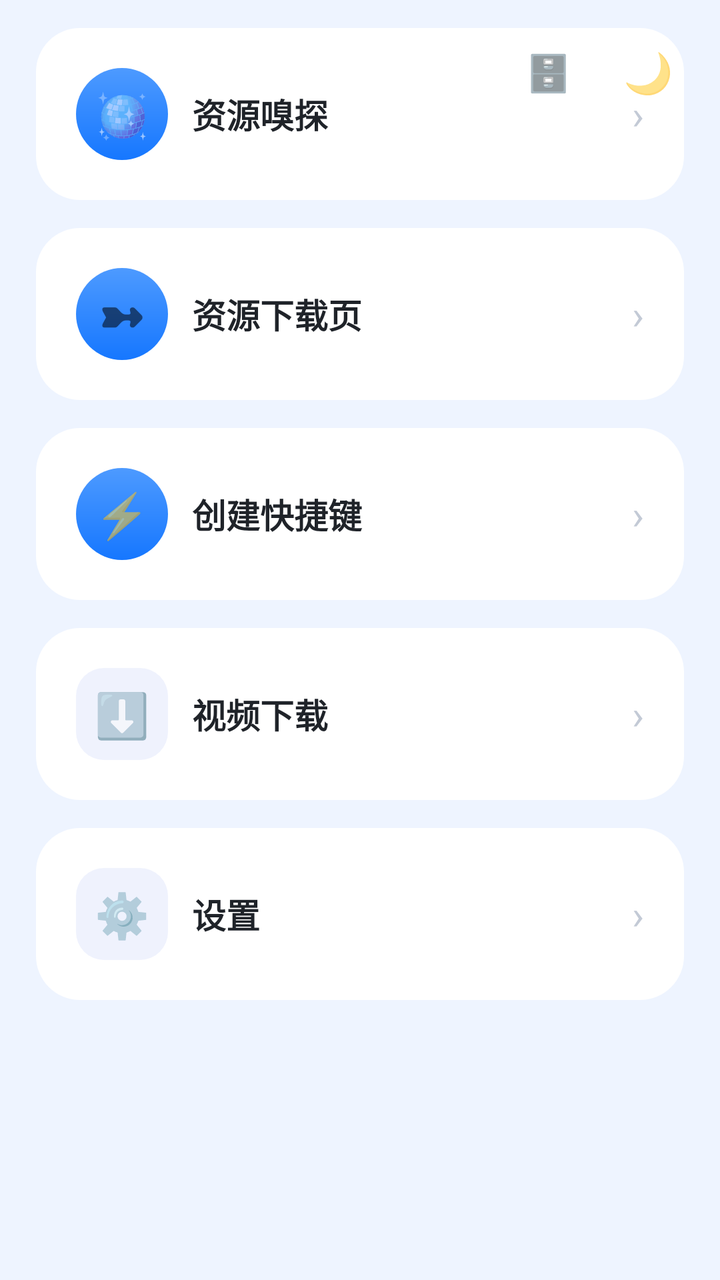
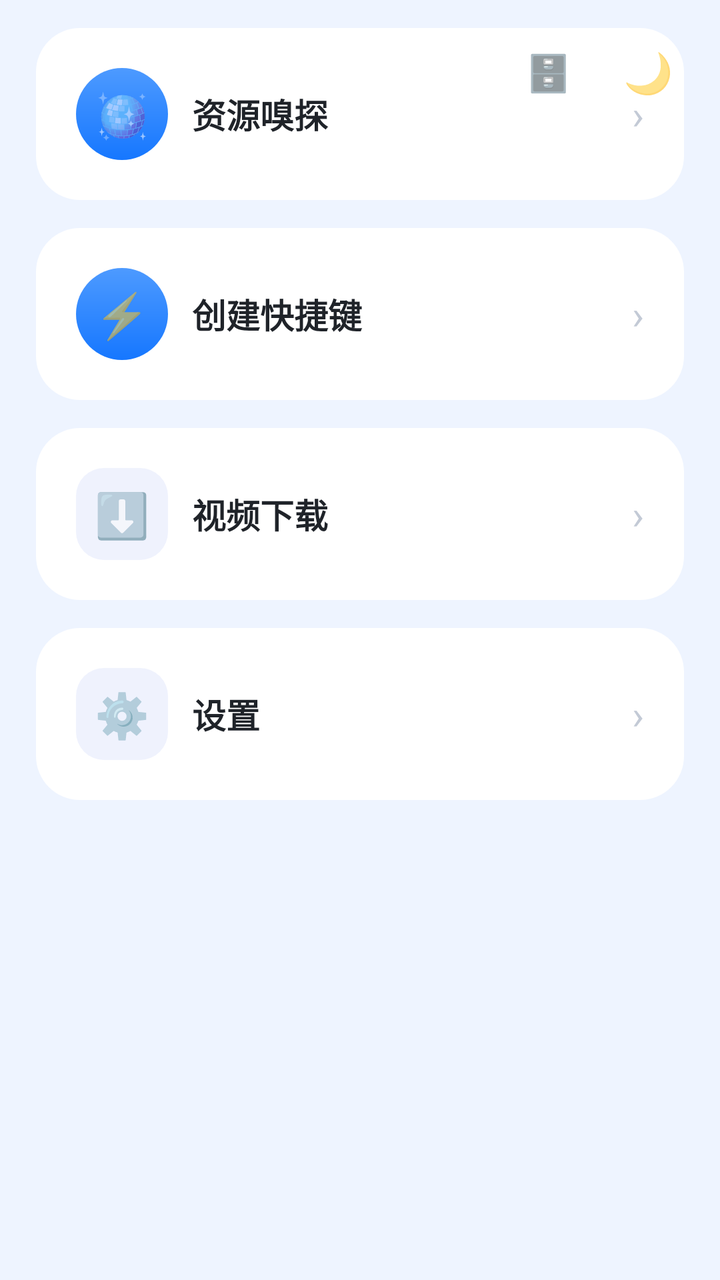

Screens rendered from an Android XML layout before and after an edit, with the pre-edit source and the edit as a unified diff.
<!-- AndroidManifest.xml: application theme AppTheme -->
<!-- res/layout/activity_toolbox.xml -->
<?xml version="1.0" encoding="utf-8"?>
<FrameLayout xmlns:android="http://schemas.android.com/apk/res/android"
    android:id="@+id/toolRoot"
    android:layout_width="match_parent" android:layout_height="match_parent">

    <TextView android:id="@+id/lanToggle"
        android:layout_width="44dp" android:layout_height="44dp"
        android:layout_gravity="top|right" android:layout_marginTop="14dp" android:layout_marginRight="64dp"
        android:gravity="center" android:elevation="6dp"
        android:text="🗄️" android:textSize="18sp"/>

    <TextView android:id="@+id/themeToggle"
        android:layout_width="44dp" android:layout_height="44dp"
        android:layout_gravity="top|right" android:layout_margin="14dp"
        android:gravity="center" android:elevation="6dp"
        android:text="🌙" android:textSize="20sp"/>

    <LinearLayout android:id="@+id/toolColumn"
        android:layout_width="match_parent" android:layout_height="match_parent"
        android:orientation="vertical"
        android:background="@color/bg">

        <ScrollView
            android:layout_width="match_parent" android:layout_height="match_parent"
            android:fillViewport="true" android:scrollbars="none">

            <LinearLayout
                android:layout_width="match_parent" android:layout_height="wrap_content"
                android:orientation="vertical"
                android:paddingLeft="18dp" android:paddingRight="18dp"
                android:paddingTop="14dp" android:paddingBottom="18dp">

                <LinearLayout android:tag="card" android:id="@+id/cardPlayer"
                    android:layout_width="match_parent" android:layout_height="wrap_content"
                    android:layout_marginTop="0dp"
                    android:background="@drawable/bg_card" android:orientation="vertical"
                    android:padding="20dp">

                    <LinearLayout
                        android:layout_width="match_parent" android:layout_height="wrap_content"
                        android:orientation="horizontal" android:gravity="center_vertical">
                        <TextView
                            android:layout_width="46dp" android:layout_height="46dp"
                            android:background="@drawable/bg_btn"
                            android:text="🪩" android:textSize="22sp" android:gravity="center"/>
                        <TextView
                            android:layout_width="0dp" android:layout_height="wrap_content"
                            android:layout_weight="1" android:layout_marginLeft="12dp"
                            android:text="资源嗅探" android:textSize="17sp"
                            android:textStyle="bold" android:tag="title" android:textColor="@color/textMain"/>
                        <TextView android:text="›" android:textSize="20sp"
                            android:textColor="#C3CAD6"
                            android:layout_width="wrap_content" android:layout_height="wrap_content"/>
                    </LinearLayout>
                </LinearLayout>

                <LinearLayout android:tag="card" android:id="@+id/cardDownload"
                    android:layout_width="match_parent" android:layout_height="wrap_content"
                    android:layout_marginTop="14dp"
                    android:background="@drawable/bg_card" android:orientation="vertical"
                    android:padding="20dp">
                    <LinearLayout
                        android:layout_width="match_parent" android:layout_height="wrap_content"
                        android:orientation="horizontal" android:gravity="center_vertical">
                        <TextView
                            android:layout_width="46dp" android:layout_height="46dp"
                            android:background="@drawable/bg_btn"
                            android:text="➼" android:textSize="22sp" android:gravity="center"/>
                        <TextView
                            android:layout_width="0dp" android:layout_height="wrap_content"
                            android:layout_weight="1" android:layout_marginLeft="12dp"
                            android:text="资源下载页" android:textSize="17sp"
                            android:textStyle="bold" android:tag="title" android:textColor="@color/textMain"/>
                        <TextView android:text="›" android:textSize="20sp"
                            android:textColor="#C3CAD6"
                            android:layout_width="wrap_content" android:layout_height="wrap_content"/>
                    </LinearLayout>
                </LinearLayout>
                <LinearLayout android:tag="card" android:id="@+id/cardShortcut"
                    android:layout_width="match_parent" android:layout_height="wrap_content"
                    android:layout_marginTop="14dp"
                    android:background="@drawable/bg_card" android:orientation="vertical"
                    android:padding="20dp">
                    <LinearLayout
                        android:layout_width="match_parent" android:layout_height="wrap_content"
                        android:orientation="horizontal" android:gravity="center_vertical">
                        <TextView
                            android:layout_width="46dp" android:layout_height="46dp"
                            android:background="@drawable/bg_btn" android:padding="8dp"
                            android:text="⚡" android:textSize="22sp" android:gravity="center"/>
                        <TextView
                            android:layout_width="0dp" android:layout_height="wrap_content"
                            android:layout_weight="1" android:layout_marginLeft="12dp"
                            android:text="创建快捷键" android:textSize="17sp"
                            android:textStyle="bold" android:tag="title" android:textColor="@color/textMain"/>
                        <TextView android:text="›" android:textSize="20sp"
                            android:textColor="#C3CAD6"
                            android:layout_width="wrap_content" android:layout_height="wrap_content"/>
                    </LinearLayout>
                </LinearLayout>

                <LinearLayout android:tag="card" android:id="@+id/cardVideoDl"
                    android:layout_width="match_parent" android:layout_height="wrap_content"
                    android:layout_marginTop="14dp"
                    android:background="@drawable/bg_card" android:orientation="vertical"
                    android:padding="20dp">
                    <LinearLayout
                        android:layout_width="match_parent" android:layout_height="wrap_content"
                        android:orientation="horizontal" android:gravity="center_vertical">
                        <TextView
                            android:layout_width="46dp" android:layout_height="46dp"
                            android:background="@drawable/bg_btn_blue"
                            android:text="⬇️" android:textSize="22sp" android:gravity="center"/>
                        <TextView
                            android:layout_width="0dp" android:layout_height="wrap_content"
                            android:layout_weight="1" android:layout_marginLeft="12dp"
                            android:text="视频下载" android:textSize="17sp"
                            android:textStyle="bold" android:tag="title" android:textColor="@color/textMain"/>
                        <TextView android:text="›" android:textSize="20sp"
                            android:textColor="#C3CAD6"
                            android:layout_width="wrap_content" android:layout_height="wrap_content"/>
                    </LinearLayout>
                </LinearLayout>

                <LinearLayout android:tag="card" android:id="@+id/cardSettings"
                    android:layout_width="match_parent" android:layout_height="wrap_content"
                    android:layout_marginTop="14dp"
                    android:background="@drawable/bg_card" android:orientation="vertical"
                    android:padding="20dp">
                    <LinearLayout
                        android:layout_width="match_parent" android:layout_height="wrap_content"
                        android:orientation="horizontal" android:gravity="center_vertical">
                        <TextView
                            android:layout_width="46dp" android:layout_height="46dp"
                            android:background="@drawable/bg_btn_blue" android:padding="8dp"
                            android:text="⚙️" android:textSize="22sp" android:gravity="center"/>
                        <TextView
                            android:layout_width="0dp" android:layout_height="wrap_content"
                            android:layout_weight="1" android:layout_marginLeft="12dp"
                            android:text="设置" android:textSize="17sp"
                            android:textStyle="bold" android:tag="title" android:textColor="@color/textMain"/>
                        <TextView android:text="›" android:textSize="20sp"
                            android:textColor="#C3CAD6"
                            android:layout_width="wrap_content" android:layout_height="wrap_content"/>
                    </LinearLayout>
                </LinearLayout>


            </LinearLayout>
        </ScrollView>
    </LinearLayout>
</FrameLayout>
<!-- resources referenced by this layout -->
<resources>
  <color name="bg">#EEF4FF</color>
  <color name="textMain">#1F2329</color>
  <!-- drawable bg_btn (drawable) -->
  <?xml version="1.0" encoding="utf-8"?>
  <ripple xmlns:android="http://schemas.android.com/apk/res/android">
      <item>
          <shape>
              <gradient android:startColor="#4D9AFF" android:endColor="#1677FF" android:angle="270"/>
              <corners android:radius="26dp"/>
          </shape>
      </item>
  </ripple>
  <!-- drawable bg_btn_blue (drawable) -->
  <?xml version="1.0" encoding="utf-8"?>
  <shape xmlns:android="http://schemas.android.com/apk/res/android" android:shape="rectangle">
      <solid android:color="#14315CDE"/>
      <corners android:radius="14dp"/>
  </shape>
  <!-- drawable bg_card (drawable) -->
  <?xml version="1.0" encoding="utf-8"?>
  <shape xmlns:android="http://schemas.android.com/apk/res/android">
      <solid android:color="#FFFFFF"/>
      <corners android:radius="22dp"/>
  </shape>
  <style name="AppTheme" parent="android:Theme.Material.Light.NoActionBar">
          <item name="android:windowFullscreen">true</item>
          <item name="android:windowNoTitle">true</item>
          <item name="android:windowTranslucentNavigation">true</item>
          <item name="android:windowBackground">@color/bg</item>
          <item name="android:colorAccent">@color/blue2</item>
      </style>
  <color name="blue2">#1677FF</color>
</resources>

<!-- the commit's change to res/layout/activity_toolbox.xml (unified diff, before → after) -->
@@ -54,28 +54,6 @@
                     </LinearLayout>
                 </LinearLayout>
 
-                <LinearLayout android:tag="card" android:id="@+id/cardDownload"
-                    android:layout_width="match_parent" android:layout_height="wrap_content"
-                    android:layout_marginTop="14dp"
-                    android:background="@drawable/bg_card" android:orientation="vertical"
-                    android:padding="20dp">
-                    <LinearLayout
-                        android:layout_width="match_parent" android:layout_height="wrap_content"
-                        android:orientation="horizontal" android:gravity="center_vertical">
-                        <TextView
-                            android:layout_width="46dp" android:layout_height="46dp"
-                            android:background="@drawable/bg_btn"
-                            android:text="➼" android:textSize="22sp" android:gravity="center"/>
-                        <TextView
-                            android:layout_width="0dp" android:layout_height="wrap_content"
-                            android:layout_weight="1" android:layout_marginLeft="12dp"
-                            android:text="资源下载页" android:textSize="17sp"
-                            android:textStyle="bold" android:tag="title" android:textColor="@color/textMain"/>
-                        <TextView android:text="›" android:textSize="20sp"
-                            android:textColor="#C3CAD6"
-                            android:layout_width="wrap_content" android:layout_height="wrap_content"/>
-                    </LinearLayout>
-                </LinearLayout>
                 <LinearLayout android:tag="card" android:id="@+id/cardShortcut"
                     android:layout_width="match_parent" android:layout_height="wrap_content"
                     android:layout_marginTop="14dp"
